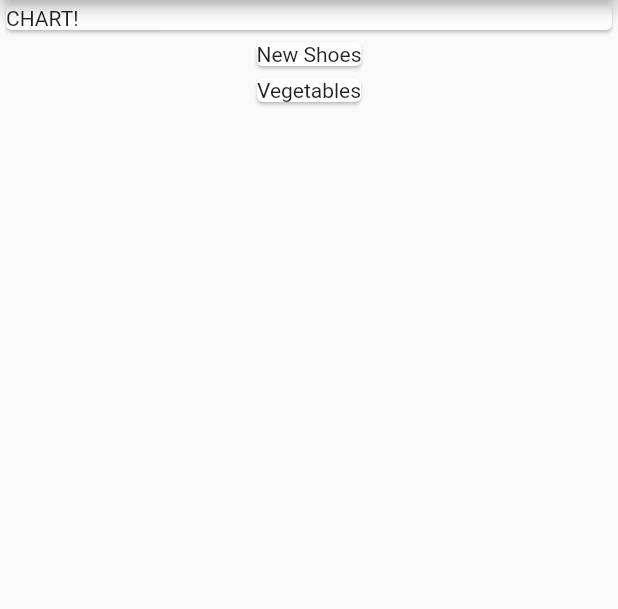
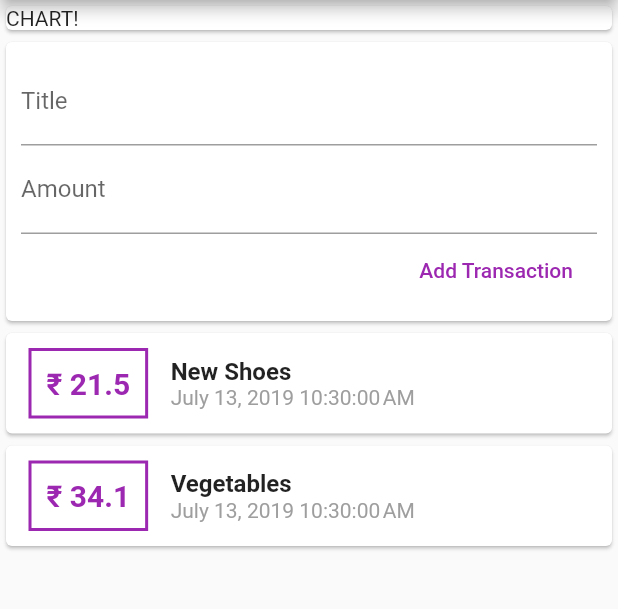
Before and after one commit to ashu8912/ExpensePlanner, a Flutter app: the screen it shows after launch, on a phone screen of 412 x 824 dp, the part 84-693 px from its top. Run offline on Flutter 3.47's test engine with Material 2 defaults, Android fonts, the phone set to English and light mode, and no system bars.

Commit message:
seperated widgets into seperate folder

```diff
--- a/lib/main.dart
+++ b/lib/main.dart
@@ -1,6 +1,5 @@
 import 'package:flutter/material.dart';
-import "./transaction.dart";
-
+import "./widgets/user_transaction.dart";
 void main() => runApp(MyApp());
 
 class MyApp extends StatefulWidget {
@@ -9,12 +8,8 @@ class MyApp extends StatefulWidget {
 }
 
 class _MyAppState extends State<MyApp> {
-  List<Transaction> transactions = [
-    Transaction(
-        id: "1", title: "New Shoes", amount: 21.5, date: DateTime.now()),
-    Transaction(
-        id: "2", title: "Vegetables", amount: 34.1, date: DateTime.now())
-  ];
+  String titleInput;
+  String amountInput;
   @override
   Widget build(BuildContext context) {
     return MaterialApp(
@@ -25,9 +20,7 @@ class _MyAppState extends State<MyApp> {
       body: Column(
         children: <Widget>[
           Card(child: Container(width: double.infinity, child: Text("CHART!"))),
-          Column(children: transactions.map((tx){
-            return Card(child:Text(tx.title));
-          }).toList())
+          UserTransactions()
         ],
       ),
     ));
--- /dev/null
+++ b/lib/widgets/new_transaction.dart
@@ -0,0 +1,30 @@
+import "package:flutter/material.dart";
+
+class NewTransaction extends StatelessWidget {
+  final Function addNewTransaction;
+  NewTransaction(this.addNewTransaction);
+  @override
+  Widget build(BuildContext context) {
+    TextEditingController amountInputController = TextEditingController();
+    TextEditingController titleInputController = TextEditingController();
+    return Card(
+        child: Container(
+      child: Column(crossAxisAlignment: CrossAxisAlignment.end, children: [
+        TextField(
+          decoration: InputDecoration(labelText: 'Title'),
+          controller: titleInputController,
+        ),
+        TextField(
+          decoration: InputDecoration(labelText: 'Amount'),
+          controller: amountInputController,
+        ),
+        FlatButton(
+            textColor: Colors.purple,
+            child: Text("Add Transaction"),
+            onPressed: () => addNewTransaction(titleInputController.text,
+                double.parse(amountInputController.text)))
+      ]),
+      padding: EdgeInsets.all(10),
+    ));
+  }
+}
--- /dev/null
+++ b/lib/widgets/transaction_list.dart
@@ -0,0 +1,36 @@
+import "package:flutter/material.dart";
+import 'package:intl/intl.dart';
+import "../models/transaction.dart";
+class TransactionList extends StatelessWidget {
+    final List<Transaction> transactions;
+    TransactionList(this.transactions);
+  @override
+  Widget build(BuildContext context) {
+    return  Column(
+              children: transactions.map((tx) {
+            return Card(
+                child: Row(children: [
+              Container(
+                  padding: EdgeInsets.all(10),
+                  margin: EdgeInsets.symmetric(vertical: 10, horizontal: 15),
+                  decoration: BoxDecoration(
+                      border: Border.all(width: 2, color: Colors.purple)),
+                  child: Text(
+                    '\u20B9 ${tx.amount}',
+                    style: TextStyle(
+                        fontWeight: FontWeight.bold,
+                        fontSize: 20,
+                        color: Colors.purple),
+                  )),
+              Column(crossAxisAlignment: CrossAxisAlignment.start, children: [
+                Text(
+                  tx.title,
+                  style: TextStyle(fontWeight: FontWeight.bold, fontSize: 16),
+                ),
+                Text(DateFormat().format(tx.date),
+                    style: TextStyle(color: Colors.grey))
+              ])
+            ]));
+          }).toList());
+  }
+}
--- /dev/null
+++ b/lib/widgets/user_transaction.dart
@@ -0,0 +1,29 @@
+import "package:flutter/material.dart";
+import "../models/transaction.dart";
+import "./new_transaction.dart";
+import "./transaction_list.dart";
+class UserTransactions extends StatefulWidget {
+  @override
+  _UserTransactionsState createState() => _UserTransactionsState();
+}
+
+class _UserTransactionsState extends State<UserTransactions> {
+  final List<Transaction> _userTransactions=[Transaction(
+        id: "1", title: "New Shoes", amount: 21.5, date: DateTime.now()),
+    Transaction(
+        id: "2", title: "Vegetables", amount: 34.1, date: DateTime.now())
+  ];
+  void _addNewTransaction(String title,double amount){
+     final newTx=Transaction(title:title,amount:amount,date:DateTime.now(),id:DateTime.now().toString());
+     setState(() {
+       _userTransactions.add(newTx);
+     });
+  }
+  @override
+  Widget build(BuildContext context) {
+    return Column(children: <Widget>[
+       NewTransaction(_addNewTransaction),
+       TransactionList(_userTransactions)
+    ],);
+  }
+}
--- a/pubspec.yaml
+++ b/pubspec.yaml
@@ -19,7 +19,7 @@ environment:
 dependencies:
   flutter:
     sdk: flutter
-
+  intl: ^0.15.8
   # The following adds the Cupertino Icons font to your application.
   # Use with the CupertinoIcons class for iOS style icons.
   cupertino_icons: ^0.1.2
```
Also changed, not shown: lib/models/transaction.dart (renamed from lib/transaction.dart), pubspec.lock.
